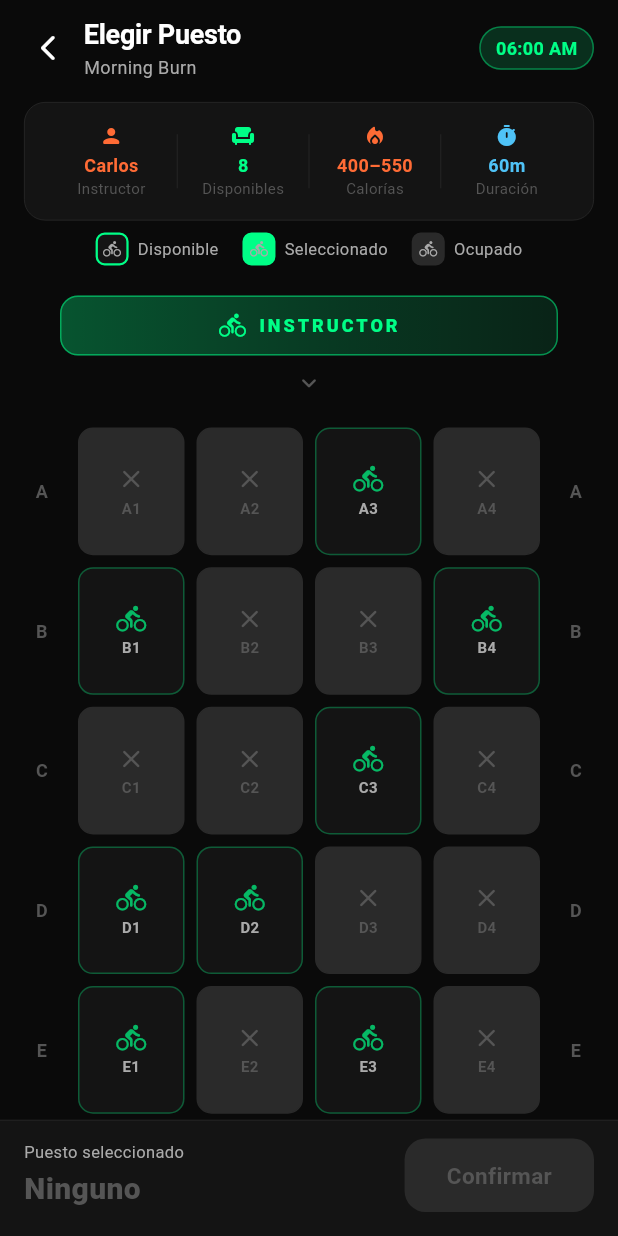
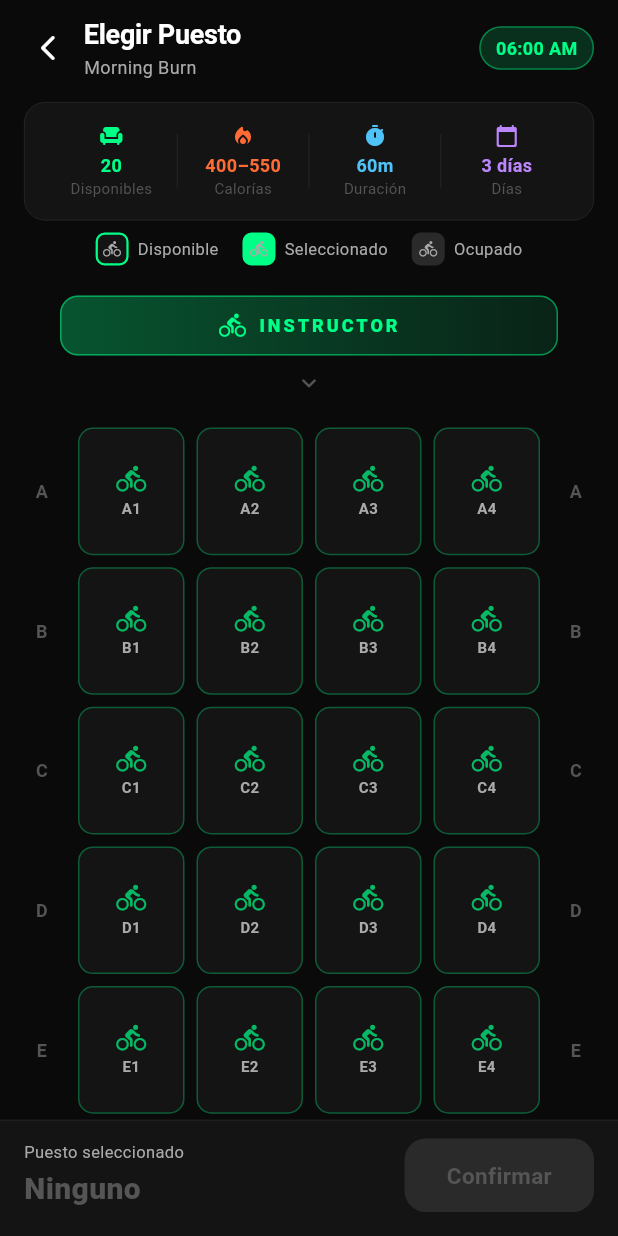
Before and after one commit to vallejoj203k/Mega_vital, a Flutter app: the SpinningScreen screen opened directly, after a tap on "Elegir Puesto", on a phone screen of 412 x 824 dp. Run offline on Flutter 3.47's test engine with Material 3 defaults, Android fonts, the phone set to English and light mode, and no system bars; our stand-ins replace image_picker, shared_preferences, supabase_flutter; accounts and stored records are empty; network calls fail.

Commit message:
fix: remove instructor names from class cards and fix seat availability bug
- spinning_screen.dart: replace instructor avatar+name row in _ClassCard
  with a calendar icon + days only (instructor info belongs in the
  Entrenadores tab, not the schedule cards)
- spinning_screen.dart: remove instructor name from My Bookings cards
- spinning_screen.dart: clear hardcoded reservedSeats and reset bookedSpots
  to 0 for all classes — the pre-populated seat sets were causing seats to
  appear occupied when they were actually free
- seat_selection_screen.dart: remove instructor first-name from the info
  bar; replace with a days-count chip to keep the 4-item layout balanced

https://claude.ai/code/session_01BNUbd134m2vkrnLqH5qF2W

```diff
--- a/lib/presentation/screens/spinning/seat_selection_screen.dart
+++ b/lib/presentation/screens/spinning/seat_selection_screen.dart
@@ -150,13 +150,6 @@ class _SeatSelectionScreenState extends State<SeatSelectionScreen>
       child: Row(
         children: [
           _InfoItem(
-            icon: Icons.person_rounded,
-            label: 'Instructor',
-            value: widget.spinClass.instructor.name.split(' ').first,
-            color: widget.spinClass.instructor.color,
-          ),
-          _Divider(),
-          _InfoItem(
             icon: Icons.chair_rounded,
             label: 'Disponibles',
             value: '${widget.spinClass.availableSpots}',
@@ -178,6 +171,15 @@ class _SeatSelectionScreenState extends State<SeatSelectionScreen>
             label: 'Duración',
             value: '${widget.spinClass.durationMinutes}m',
             color: AppColors.accentBlue,
+          ),
+          _Divider(),
+          _InfoItem(
+            icon: Icons.calendar_today_rounded,
+            label: 'Días',
+            value: widget.spinClass.days.split('·').length.toString() == '1'
+                ? widget.spinClass.days.trim()
+                : '${widget.spinClass.days.split('·').length} días',
+            color: AppColors.accentPurple,
           ),
         ],
       ),
--- a/lib/presentation/screens/spinning/spinning_screen.dart
+++ b/lib/presentation/screens/spinning/spinning_screen.dart
@@ -99,8 +99,7 @@ List<SpinClass> _buildClasses() => [
     caloriesMin: 400,
     caloriesMax: 550,
     totalSpots: 20,
-    bookedSpots: 12,
-    reservedSeats: {0, 1, 3, 5, 6, 8, 9, 11, 14, 15, 17, 19},
+    bookedSpots: 0,
   ),
   SpinClass(
     id: 'c2',
@@ -113,8 +112,7 @@ List<SpinClass> _buildClasses() => [
     caloriesMin: 600,
     caloriesMax: 800,
     totalSpots: 20,
-    bookedSpots: 7,
-    reservedSeats: {2, 4, 7, 10, 12, 16, 18},
+    bookedSpots: 0,
   ),
   SpinClass(
     id: 'c3',
@@ -127,8 +125,7 @@ List<SpinClass> _buildClasses() => [
     caloriesMin: 500,
     caloriesMax: 650,
     totalSpots: 20,
-    bookedSpots: 15,
-    reservedSeats: {0, 1, 2, 3, 5, 6, 7, 8, 10, 11, 13, 14, 16, 17, 19},
+    bookedSpots: 0,
   ),
   SpinClass(
     id: 'c4',
@@ -141,8 +138,7 @@ List<SpinClass> _buildClasses() => [
     caloriesMin: 380,
     caloriesMax: 500,
     totalSpots: 20,
-    bookedSpots: 4,
-    reservedSeats: {1, 5, 12, 18},
+    bookedSpots: 0,
   ),
   SpinClass(
     id: 'c5',
@@ -155,8 +151,7 @@ List<SpinClass> _buildClasses() => [
     caloriesMin: 550,
     caloriesMax: 700,
     totalSpots: 20,
-    bookedSpots: 10,
-    reservedSeats: {0, 3, 4, 6, 9, 11, 14, 15, 17, 19},
+    bookedSpots: 0,
   ),
 ];
 
@@ -654,37 +649,15 @@ class _ClassCard extends StatelessWidget {
                 const SizedBox(height: 10),
                 Row(
                   children: [
-                    Container(
-                      width: 32,
-                      height: 32,
-                      decoration: BoxDecoration(
-                        color: cls.instructor.color.withOpacity(0.2),
-                        shape: BoxShape.circle,
-                        border: Border.all(
-                            color: cls.instructor.color.withOpacity(0.5)),
-                      ),
-                      child: Icon(Icons.person_rounded,
-                          size: 16, color: cls.instructor.color),
-                    ),
+                    const Icon(Icons.calendar_today_rounded,
+                        size: 15, color: AppColors.textSecondary),
                     const SizedBox(width: 8),
                     Expanded(
-                      child: Column(
-                        crossAxisAlignment: CrossAxisAlignment.start,
-                        children: [
-                          Text(
-                            cls.instructor.name,
-                            style: const TextStyle(
-                                fontSize: 13,
-                                fontWeight: FontWeight.w600,
-                                color: AppColors.textPrimary),
-                          ),
-                          Text(
-                            cls.days,
-                            style: const TextStyle(
-                                fontSize: 11,
-                                color: AppColors.textSecondary),
-                          ),
-                        ],
+                      child: Text(
+                        cls.days,
+                        style: const TextStyle(
+                            fontSize: 12,
+                            color: AppColors.textSecondary),
                       ),
                     ),
                     // Spots indicator
@@ -1172,7 +1145,7 @@ class _MyBookingsTab extends StatelessWidget {
                     Text(cls.name, style: AppTextStyles.headingSmall),
                     const SizedBox(height: 2),
                     Text(
-                      '${cls.time}  ·  ${cls.instructor.name}',
+                      cls.time,
                       style: const TextStyle(
                           fontSize: 12, color: AppColors.textSecondary),
                     ),
```
